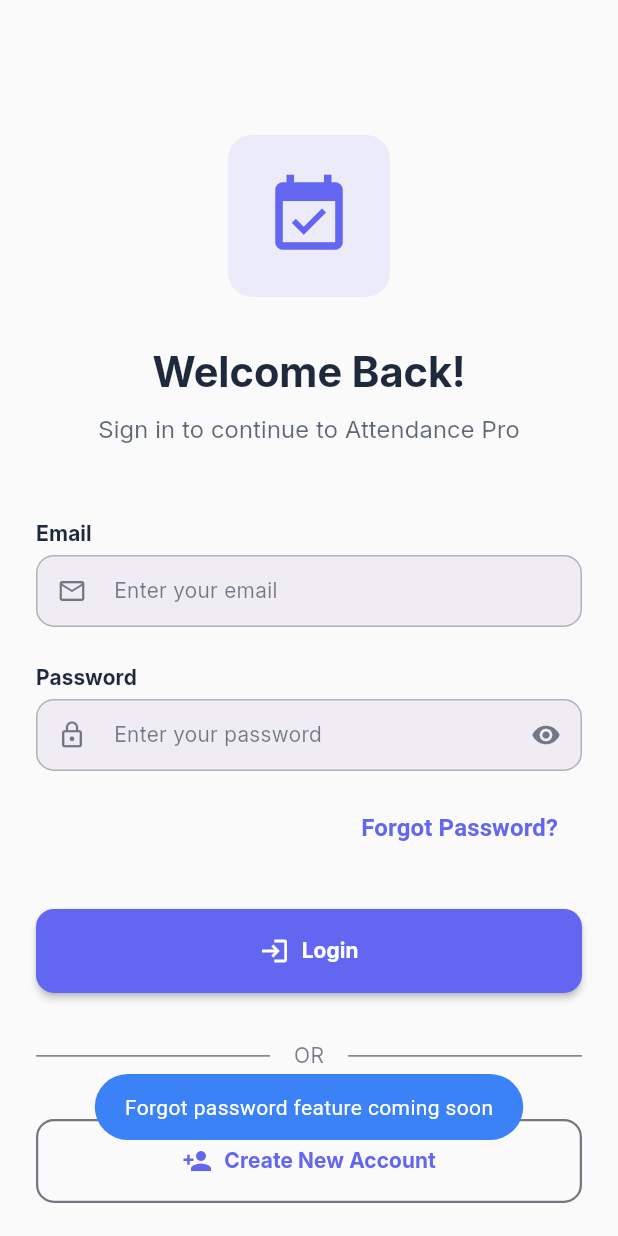
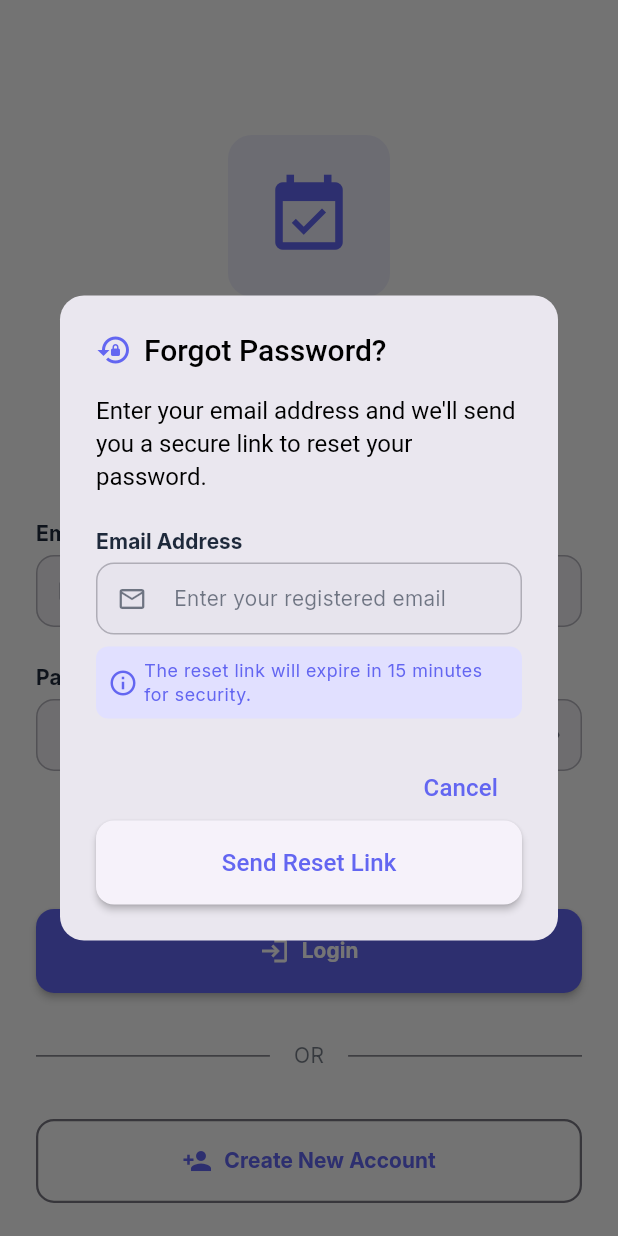
Before and after one commit to SPADETECHNO/Attendance_pro_app, a Flutter app: the screen it shows after launch, after a tap on "Forgot Password?", on a phone screen of 412 x 824 dp. Run offline on Flutter 3.47's test engine with Material 3 defaults, Android fonts, the phone set to English and light mode, and no system bars; our stand-ins replace csv, equatable, file_picker, flutter_bloc, flutter_dotenv, fluttertoast and 5 more; missing offline and left inert: mobile_scanner; accounts and stored records are empty.

Commit message:
Implement forgot password dialog and enhance user account creation with invitation

```diff
--- a/lib/screens/auth/login_screen.dart
+++ b/lib/screens/auth/login_screen.dart
@@ -52,6 +52,128 @@
       AppHelpers.showErrorToast(e.toString());
     } finally {
       if (mounted) setState(() => _isLoading = false);
+    }
+  }
+
+  Future<void> _showForgotPasswordDialog() async {
+    final emailController = TextEditingController();
+    final formKey = GlobalKey<FormState>();
+    bool isSubmitting = false;
+
+    final result = await showDialog<bool>(
+      context: context,
+      barrierDismissible: false,
+      builder: (context) => StatefulBuilder(
+        builder: (context, setDialogState) => AlertDialog(
+          title: Row(
+            children: [
+              Icon(
+                Icons.lock_reset,
+                color: Theme.of(context).colorScheme.primary,
+              ),
+              const SizedBox(width: AppSizes.sm),
+              const Text('Forgot Password?'),
+            ],
+          ),
+          content: Form(
+            key: formKey,
+            child: Column(
+              mainAxisSize: MainAxisSize.min,
+              crossAxisAlignment: CrossAxisAlignment.start,
+              children: [
+                const Text(
+                  'Enter your email address and we\'ll send you a secure link to reset your password.',
+                  style: TextStyle(height: 1.4),
+                ),
+                const SizedBox(height: AppSizes.lg),
+                CustomTextField(
+                  label: 'Email Address',
+                  hint: 'Enter your registered email',
+                  controller: emailController,
+                  keyboardType: TextInputType.emailAddress,
+                  prefixIcon: Icons.email_outlined,
+                  validator: AppHelpers.validateEmail,
+                  enabled: !isSubmitting,
+                ),
+                const SizedBox(height: AppSizes.sm),
+                Container(
+                  padding: const EdgeInsets.all(AppSizes.sm),
+                  decoration: BoxDecoration(
+                    color: Theme.of(context).colorScheme.primaryContainer,
+                    borderRadius: BorderRadius.circular(AppSizes.radiusMd),
+                  ),
+                  child: Row(
+                    children: [
+                      Icon(
+                        Icons.info_outline,
+                        size: AppSizes.iconSm,
+                        color: Theme.of(context).colorScheme.primary,
+                      ),
+                      const SizedBox(width: AppSizes.xs),
+                      Expanded(
+                        child: Text(
+                          'The reset link will expire in 15 minutes for security.',
+                          style: Theme.of(context).textTheme.bodySmall?.copyWith(
+                            color: Theme.of(context).colorScheme.primary,
+                          ),
+                        ),
+                      ),
+                    ],
+                  ),
+                ),
+              ],
+            ),
+          ),
+          actions: [
+            TextButton(
+              onPressed: isSubmitting ? null : () => Navigator.pop(context, false),
+              child: const Text('Cancel'),
+            ),
+            ElevatedButton(
+              onPressed: isSubmitting
+                  ? null
+                  : () async {
+                      if (formKey.currentState?.validate() ?? false) {
+                        setDialogState(() => isSubmitting = true);
+
+                        try {
+                          final authService = context.read<AuthService>();
+                          await authService.sendForgotPasswordEmail(
+                            emailController.text.trim(),
+                          );
+
+                          if (context.mounted) {
+                            Navigator.pop(context, true);
+                          }
+                        } catch (e) {
+                          if (context.mounted) {
+                            AppHelpers.showErrorToast(
+                              'Failed to send reset email. Please try again.',
+                            );
+                            setDialogState(() => isSubmitting = false);
+                          }
+                        }
+                      }
+                    },
+              child: isSubmitting
+                  ? const SizedBox(
+                      height: 16,
+                      width: 16,
+                      child: CircularProgressIndicator(strokeWidth: 2),
+                    )
+                  : const Text('Send Reset Link'),
+            ),
+          ],
+        ),
+      ),
+    );
+
+    emailController.dispose();
+
+    if (result == true && mounted) {
+      AppHelpers.showSuccessToast(
+        'Password reset link sent! Please check your email and spam folder.',
+      );
     }
   }
 
@@ -153,10 +275,7 @@
                 Align(
                   alignment: Alignment.centerRight,
                   child: TextButton(
-                    onPressed: () {
-                      // TODO: Implement forgot password
-                      AppHelpers.showInfoToast('Forgot password feature coming soon');
-                    },
+                    onPressed: _isLoading ? null : _showForgotPasswordDialog,
                     child: Text(
                       AppStrings.forgotPassword,
                       style: TextStyle(
--- a/lib/screens/institute_admin/manage_departments_screen.dart
+++ b/lib/screens/institute_admin/manage_departments_screen.dart
@@ -1289,7 +1289,7 @@
       final authService = context.read<AuthService>();
       final password = _getGeneratedPassword();
 
-      await authService.createUserAccount(
+      await authService.createUserAccountWithInvitation(
         email: _emailController.text.trim(),
         userId: _userIdController.text.trim(),
         name: _nameController.text.trim(),
--- a/lib/screens/institute_admin/upload_csv_screen.dart
+++ b/lib/screens/institute_admin/upload_csv_screen.dart
@@ -155,7 +155,7 @@
 
         for (final userData in batch) {
           try {
-            await authService.createUserAccount(
+            await authService.createUserAccountWithInvitation(
               email: userData['email'],
               userId: userData['user_id'],
               name: userData['name'],
```
Also changed, not shown: lib/services/auth_service.dart (+187 -12 lines).
